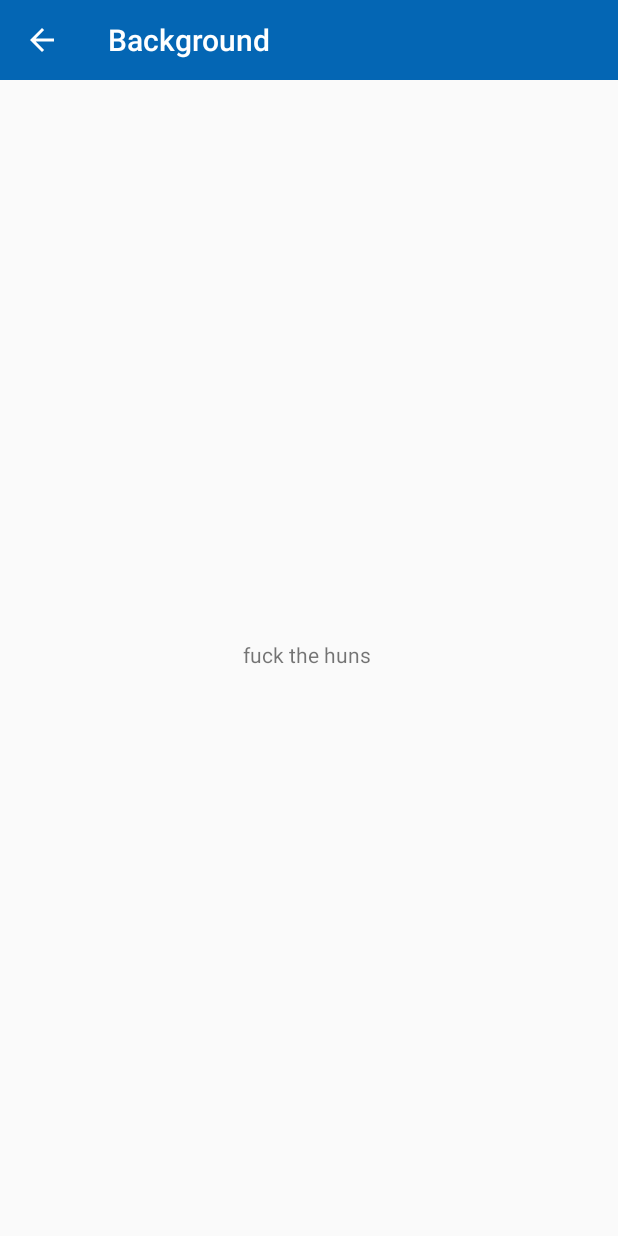
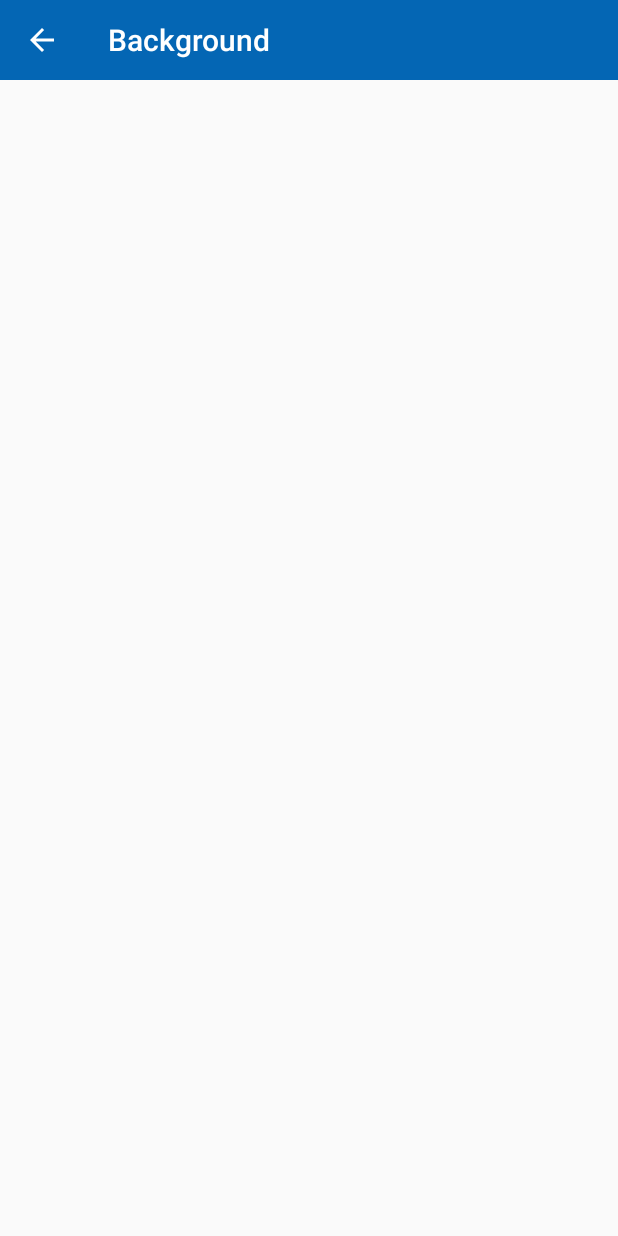
Before and after one commit to tmurney/s1513911_hons, an Android app: the appUniBg screen opened directly, with no data from a screen before it, on a phone screen of 412 x 824 dp. Run offline under Robolectric (Android 15) with nearby library versions, the phone set to English and light mode, and no system bars.

Commit message:
Update activity_app_uni_bg.xml

```diff
--- a/app/src/main/res/layout/activity_app_uni_bg.xml
+++ b/app/src/main/res/layout/activity_app_uni_bg.xml
@@ -27,7 +27,7 @@
         android:layout_marginTop="327dp"
         android:layout_marginEnd="8dp"
         android:layout_marginBottom="332dp"
-        android:text="fuck the huns "
+        android:text=""
         app:layout_constraintBottom_toBottomOf="parent"
         app:layout_constraintEnd_toEndOf="parent"
         app:layout_constraintStart_toStartOf="parent"
```
